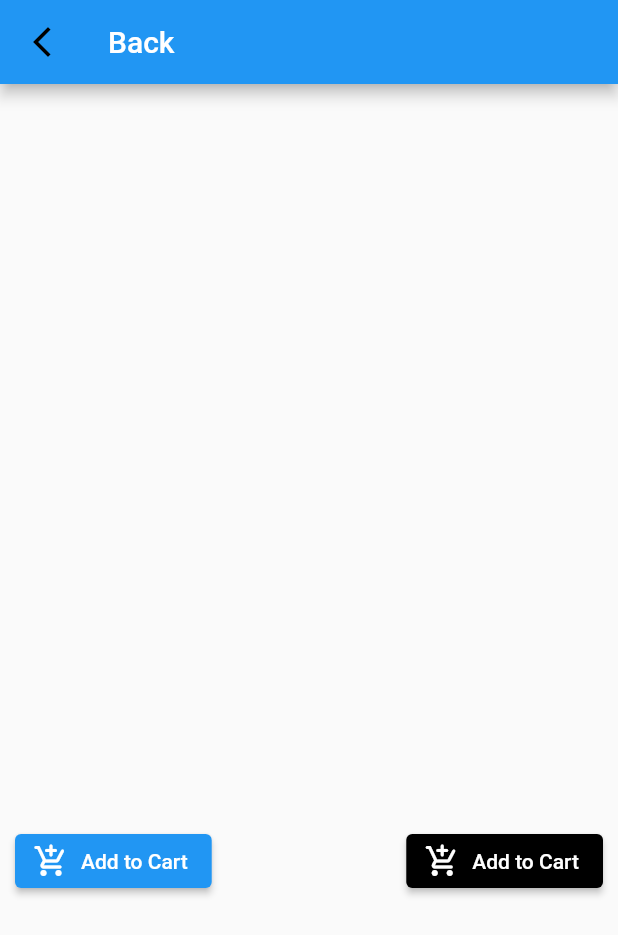
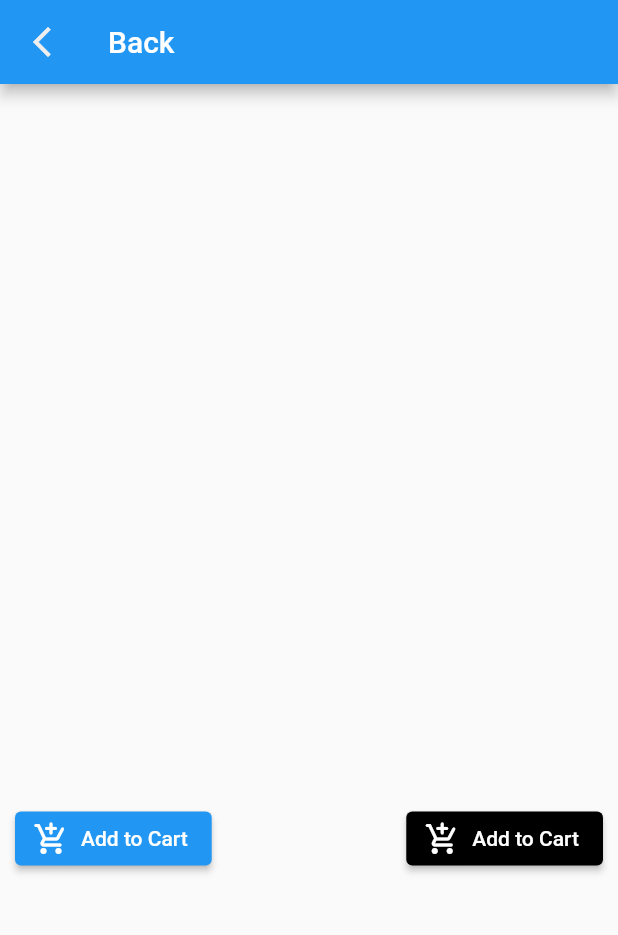
Before and after one commit to isismynamee/chat_app_flutter, a Flutter app: the DetailProduct screen opened directly with empty values, on a phone screen of 412 x 824 dp. Shown: the top 935 px of the screen. Run offline on Flutter 3.47's test engine with Material 2 defaults, Android fonts, the phone set to English and light mode, and no system bars; our stand-ins replace flutter_svg; network calls fail.

```diff
--- a/lib/page/home/ProductsList/detailProduct.dart
+++ b/lib/page/home/ProductsList/detailProduct.dart
@@ -31,7 +31,7 @@ class DetailProduct extends StatelessWidget {
       appBar: AppBar(
 
         leading: IconButton(
-          icon: Icon(Icons.arrow_back_ios_new_outlined, color: Colors.black),
+          icon: Icon(Icons.arrow_back_ios_new_outlined, color: Colors.grey[200]),
           onPressed: () {
             Navigator.push(context, MaterialPageRoute(builder: (context) => NavbarDynamic()));
           },
@@ -41,16 +41,16 @@ class DetailProduct extends StatelessWidget {
       body: Column(
         children: [
           CarouselHome(imagePass: imageProducts, itemCount: itemCount,),
-          Text(title, style: TextStyle(fontWeight: FontWeight.bold)),
+          Text(title, style: TextStyle(fontWeight: FontWeight.bold,)),
           Padding(
-            padding: EdgeInsets.symmetric(vertical: 10, horizontal: 10),
+            padding: EdgeInsets.symmetric(vertical: 5, horizontal: 10),
             child: Text(description),
           ),
           Row(
             mainAxisAlignment: MainAxisAlignment.spaceBetween,
             children: [
               Padding(
-                padding: EdgeInsets.symmetric(vertical: 10, horizontal: 10),
+                padding: EdgeInsets.symmetric(vertical: 5, horizontal: 10),
                 child: ElevatedButton.icon(
                     onPressed: (){},
                     icon: Icon(Icons.add_shopping_cart_rounded),
@@ -58,7 +58,7 @@ class DetailProduct extends StatelessWidget {
                 ),
               ),
               Padding(
-                padding: EdgeInsets.symmetric(vertical: 10, horizontal: 10),
+                padding: EdgeInsets.symmetric(vertical: 5, horizontal: 10),
                 child: ElevatedButton.icon(
                     style: ButtonStyle(
                       backgroundColor: MaterialStateProperty.resolveWith((states) {
```
Also changed, not shown: lib/class/Products/ProductsClass.dart (+27 -0 lines), lib/page/home/ProductsList/products.dart (+15 -6 lines), lib/widgets/card.dart (+15 -3 lines).
